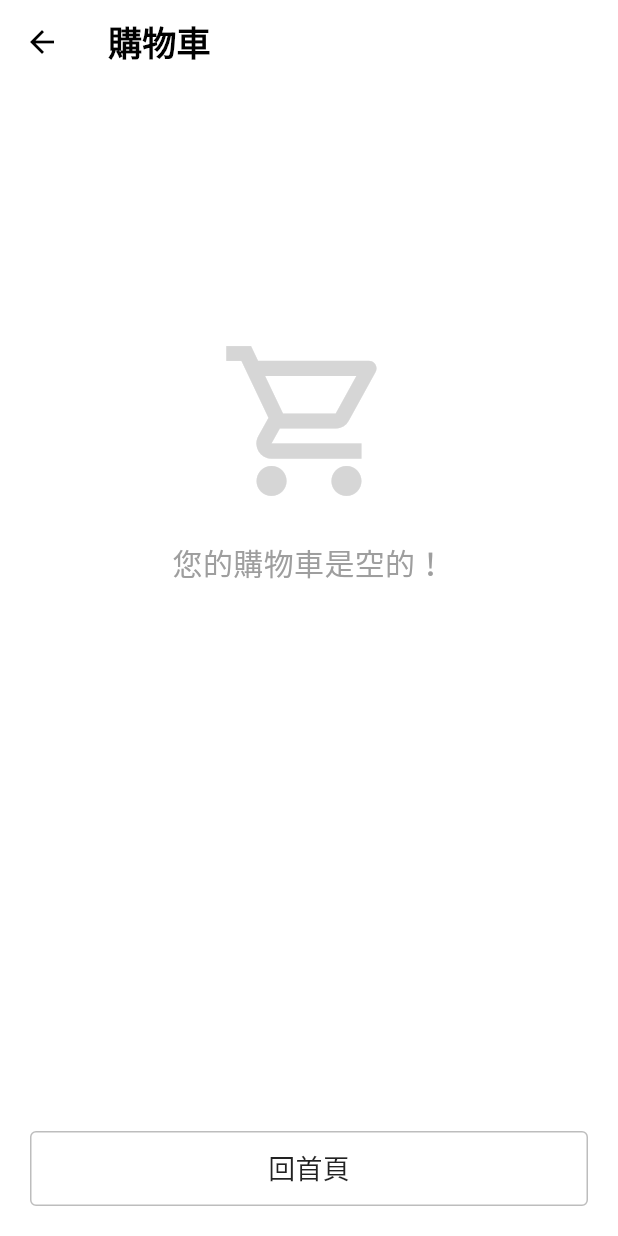
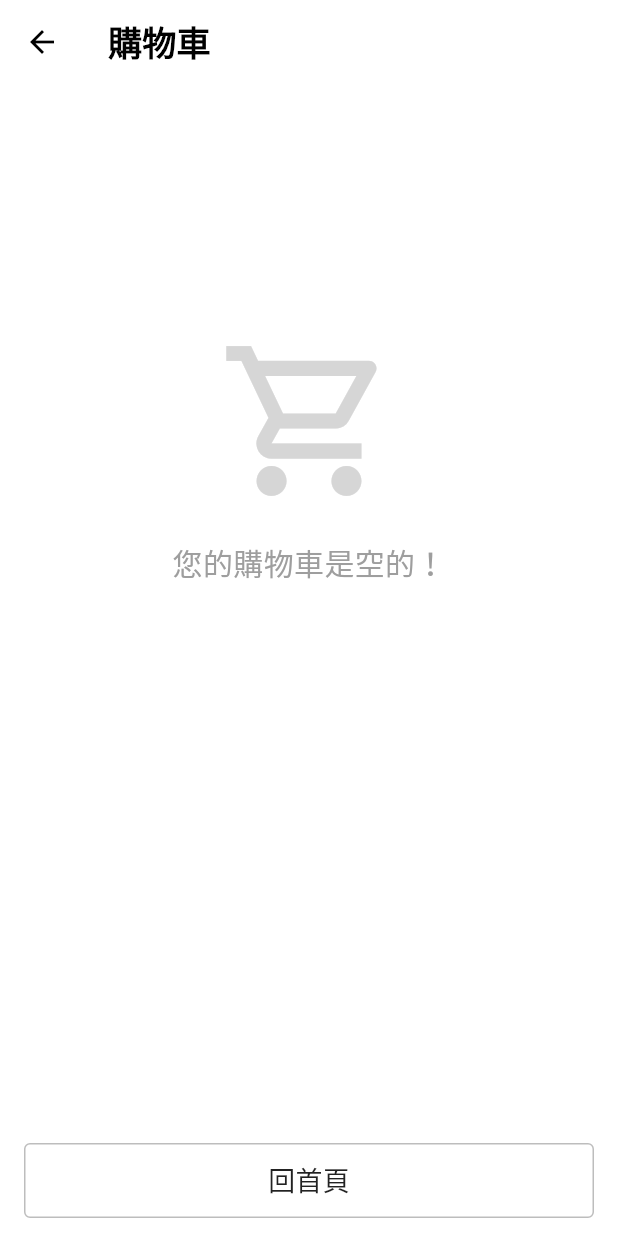
Before and after one commit to renfu-her/ismartomo-dev, a Flutter app: the CartPage screen opened by its route, on a phone screen of 412 x 824 dp. Run offline on Flutter 3.47's test engine with Material 3 defaults, Android fonts, the phone set to English and light mode, and no system bars; our stand-ins replace carousel_slider, dio, flutter_html, font_awesome_flutter, share_plus, shared_preferences and 1 more; missing offline and left inert: webview_flutter_android, webview_flutter_wkwebview; accounts and stored records are empty; network calls fail.

```diff
--- a/lib/pages/cart_page.dart
+++ b/lib/pages/cart_page.dart
@@ -310,8 +310,15 @@ class _CartPageState extends State<CartPage> {
           ),
 
           // 底部按鈕區域
-          Padding(
-            padding: const EdgeInsets.fromLTRB(20.0, 0, 20.0, 20.0),
+          SafeArea(
+            bottom: true,
+            child: Padding(
+              padding: const EdgeInsets.only(
+                left: 16.0,
+                right: 16.0,
+                top: 8.0,
+                bottom: 12.0,
+              ),
               child: SizedBox(
                 width: double.infinity,
                 height: 50,
@@ -331,6 +338,7 @@ class _CartPageState extends State<CartPage> {
                     style: TextStyle(
                       fontSize: 18,
                       color: Colors.black87,
+                    ),
                   ),
                 ),
               ),
@@ -389,7 +397,6 @@ class _CartPageState extends State<CartPage> {
                   shape: RoundedRectangleBorder(
                     borderRadius: BorderRadius.circular(4),
                   ),
-                  side: BorderSide(color: Colors.black),
                 ),
                 child: const Text(
                   '前往結帳',
--- a/lib/pages/product_detail_page.dart
+++ b/lib/pages/product_detail_page.dart
@@ -761,7 +761,9 @@ $productName
 
                   // 底部固定的購買區域 - 價格為零時隱藏
                   if (!_isPriceZero)
-                    SafeArea(
+                    Container(
+                      color: Colors.white,
+                      child: SafeArea(
                         bottom: true,
                         child: Container(
                           padding: const EdgeInsets.only(
@@ -783,7 +785,6 @@ $productName
                           ),
                           child: Row(
                             children: [
-                            // 加入購物車按鈕
                               Expanded(
                                 child: ElevatedButton(
                                   onPressed: isOutOfStock ? null : _addToCart,
@@ -807,6 +808,7 @@ $productName
                                 ),
                               ),
                             ],
+                          ),
                         ),
                       ),
                     ),
```
Also changed, not shown: lib/pages/checkout_page.dart (+6 -3 lines). Lines whose indentation alone changed are shown as unchanged.
